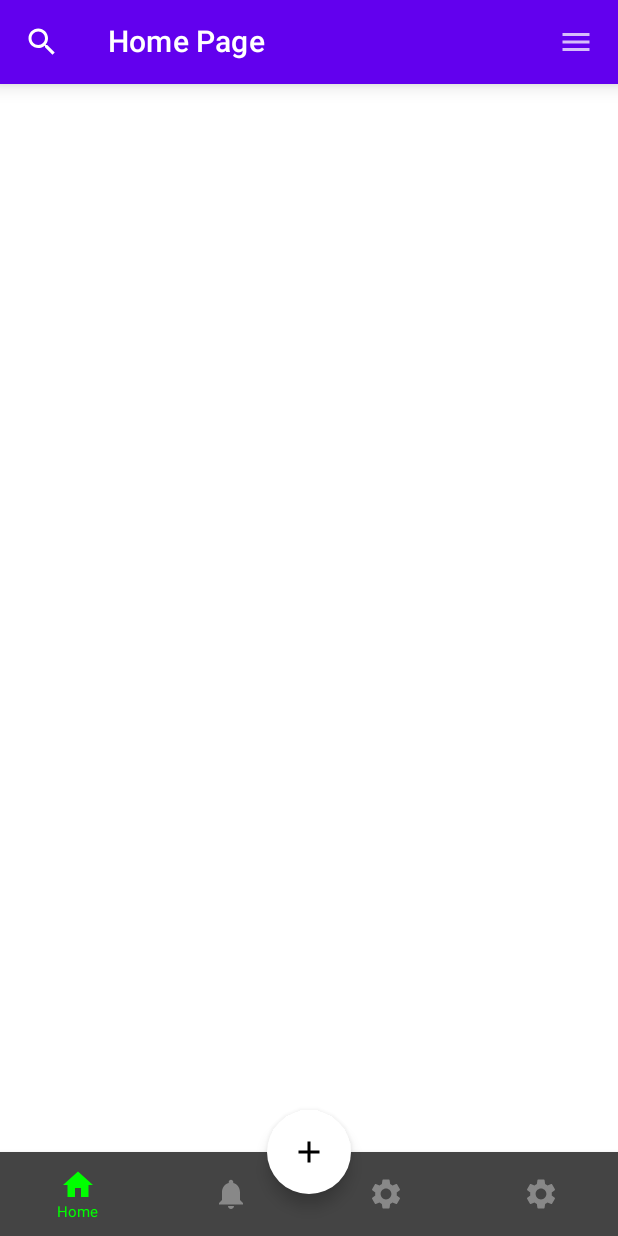
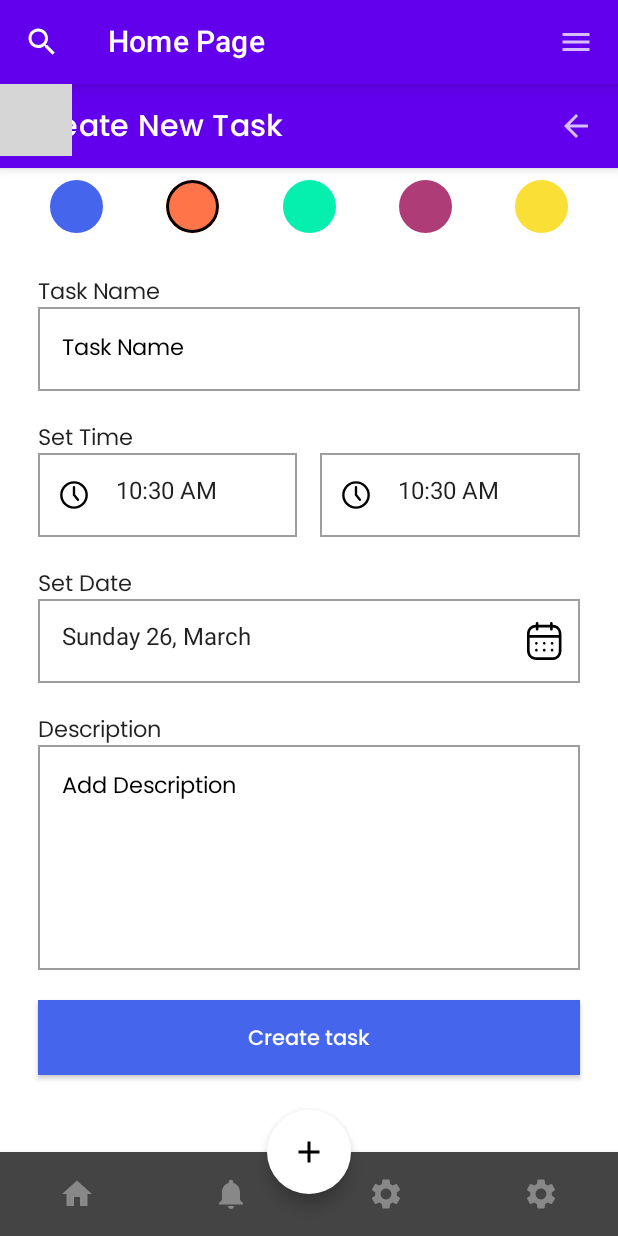
Before and after one commit to arfinhosainn/TaskTune, an Android app built with Jetpack Compose: the screen it shows after launch (MainActivity), on a phone screen of 412 x 824 dp. Run offline under Robolectric (Android 15) with nearby library versions, the phone set to English and light mode, and no system bars; our stand-ins replace Dagger/Hilt's generated code; libraries missing offline, so code that uses them is left out: com.maxkeppeker.sheets, com.maxkeppeler.sheets; 9 statements that could not run were skipped; grey boxes are pictures that could not be loaded.

Commit message:
Add Edit Task Screen Implemented

```diff
--- a/app/src/main/java/com/example/tasktune/MainActivity.kt
+++ b/app/src/main/java/com/example/tasktune/MainActivity.kt
@@ -104,9 +104,7 @@ class MainActivity : ComponentActivity() {
                         Box {
                             FloatingActionButton(
                                 onClick = {
-                                    scope.launch {
-                                        bottomSheetScaffoldState.show()
-                                    }
+                                    navController.navigate(Screens.AddEditTodo.route)
                                 },
                                 backgroundColor = Color.White
                             ) {
--- a/app/src/main/java/com/example/tasktune/data/remote/dto/ToDoDto.kt
+++ b/app/src/main/java/com/example/tasktune/data/remote/dto/ToDoDto.kt
@@ -17,7 +17,7 @@ data class ToDo(
     val color: Int
 ) {
     companion object {
-        val noteColors = listOf(DarkBlue, DarkOrange, DarkPaste, DarkPink, DarkYellow)
+        val todoColors = listOf(DarkBlue, DarkOrange, DarkPaste, DarkPink, DarkYellow)
     }
 }
 
--- a/app/src/main/java/com/example/tasktune/navigation/NavigationGraph.kt
+++ b/app/src/main/java/com/example/tasktune/navigation/NavigationGraph.kt
@@ -7,6 +7,7 @@ import androidx.hilt.navigation.compose.hiltViewModel
 import androidx.navigation.NavHostController
 import androidx.navigation.compose.NavHost
 import androidx.navigation.compose.composable
+import com.example.tasktune.presentation.add_edit_todo.AddEditTodoScreen
 import com.example.tasktune.presentation.auth.SignInScreen
 import com.example.tasktune.presentation.auth.SignUpScreen
 import com.example.tasktune.presentation.calendar.CalendarScreen
@@ -18,7 +19,7 @@ import com.example.tasktune.presentation.profile.ProfileScreen
 @Composable
 fun NavigationGraph(navHostController: NavHostController) {
 
-    NavHost(navController = navHostController, startDestination = Screens.Home.route) {
+    NavHost(navController = navHostController, startDestination = Screens.AddEditTodo.route) {
         composable(route = Screens.SignUpScreen.route) {
             SignUpScreen(navController = navHostController)
 
@@ -41,6 +42,9 @@ fun NavigationGraph(navHostController: NavHostController) {
         composable(route = Screens.Calendar.route) {
             CalendarScreen()
         }
+        composable(route = Screens.AddEditTodo.route) {
+            AddEditTodoScreen(navController = navHostController)
+        }
     }
 
 }
--- a/app/src/main/java/com/example/tasktune/navigation/Screens.kt
+++ b/app/src/main/java/com/example/tasktune/navigation/Screens.kt
@@ -2,6 +2,7 @@ package com.example.tasktune.navigation
 
 sealed class Screens(val route: String) {
     object Home : Screens("home_screen")
+    object AddEditTodo : Screens("add_edit_todo_screen")
     object Profile : Screens("profile_screen")
     object Message : Screens("message_screen")
     object Calendar : Screens("calendar_screen")
--- /dev/null
+++ b/app/src/main/java/com/example/tasktune/presentation/add_edit_todo/AddEditTodoScreen.kt
@@ -0,0 +1,365 @@
+package com.example.tasktune.presentation.add_edit_todo
+
+import androidx.compose.foundation.background
+import androidx.compose.foundation.border
+import androidx.compose.foundation.clickable
+import androidx.compose.foundation.layout.*
+import androidx.compose.foundation.lazy.LazyColumn
+import androidx.compose.foundation.shape.CircleShape
+import androidx.compose.foundation.shape.RoundedCornerShape
+import androidx.compose.material.*
+import androidx.compose.material.icons.Icons
+import androidx.compose.material.icons.filled.ArrowBack
+import androidx.compose.runtime.*
+import androidx.compose.ui.Alignment
+import androidx.compose.ui.Modifier
+import androidx.compose.ui.draw.clip
+import androidx.compose.ui.draw.shadow
+import androidx.compose.ui.graphics.Color
+import androidx.compose.ui.graphics.toArgb
+import androidx.compose.ui.graphics.vector.ImageVector
+import androidx.compose.ui.res.vectorResource
+import androidx.compose.ui.text.TextStyle
+import androidx.compose.ui.text.font.FontWeight
+import androidx.compose.ui.unit.dp
+import androidx.compose.ui.unit.sp
+import androidx.hilt.navigation.compose.hiltViewModel
+import androidx.navigation.NavController
+import com.example.tasktune.R
+import com.example.tasktune.data.remote.dto.ToDo
+import com.example.tasktune.ui.theme.DarkBlue
+import com.example.tasktune.ui.theme.FontPoppins
+import com.maxkeppeker.sheets.core.models.base.rememberSheetState
+import com.maxkeppeler.sheets.calendar.CalendarDialog
+import com.maxkeppeler.sheets.calendar.models.CalendarSelection
+import com.maxkeppeler.sheets.clock.ClockDialog
+import com.maxkeppeler.sheets.clock.models.ClockConfig
+import com.maxkeppeler.sheets.clock.models.ClockSelection
+import kotlinx.coroutines.flow.collectLatest
+import java.time.LocalDate
+import java.time.LocalTime
+import java.time.format.DateTimeFormatter
+
+@Composable
+fun AddEditTodoScreen(
+    viewModel: AddEditToDoViewModel = hiltViewModel(),
+    navController: NavController
+) {
+
+    val scaffoldState = rememberScaffoldState()
+    val calenderState = rememberSheetState()
+    val endClockState = rememberSheetState()
+    val startClockState = rememberSheetState()
+    val pickedDate by viewModel.todoDate
+
+
+    val title = viewModel.todoTitle.value
+    val content = viewModel.todoContent.value
+
+
+    val endTime by remember {
+        derivedStateOf {
+            viewModel.todoEndTime.value.endTime
+        }
+    }
+
+    val startTime by remember {
+        derivedStateOf {
+            viewModel.todoStartTime.value.startTime
+        }
+    }
+
+
+    val formattedStartTime by remember {
+        derivedStateOf {
+            DateTimeFormatter.ofPattern("hh:mm a").format(startTime)
+        }
+    }
+
+
+    val formattedEndTime by remember {
+        derivedStateOf {
+            DateTimeFormatter.ofPattern("hh:mm a").format(endTime)
+        }
+    }
+
+
+    ClockDialog(
+        state = startClockState,
+        selection = ClockSelection.HoursMinutes { hours, minutes ->
+            viewModel.onEvent(
+                AddEdiTodoEvent.ChangeTodoStartTime(
+                    LocalTime.of(
+                        hours,
+                        minutes
+                    )
+                )
+            )
+        },
+        config = ClockConfig(
+            is24HourFormat = false
+        )
+    )
+
+    ClockDialog(
+        state = endClockState,
+        selection = ClockSelection.HoursMinutes { hours, minutes ->
+            viewModel.onEvent(
+                AddEdiTodoEvent.ChangeTodoEndTime(
+                    LocalTime.of(
+                        hours,
+                        minutes
+                    )
+                )
+            )
+        },
+        config = ClockConfig(
+            is24HourFormat = false
+        )
+    )
+
+    val formattedDate by remember {
+        derivedStateOf {
+            DateTimeFormatter.ofPattern(
+                "EEEE d, MMMM"
+            ).format(pickedDate.date)
+        }
+    }
+
+    CalendarDialog(state = calenderState,
+        selection = CalendarSelection.Date { date ->
+            viewModel.onEvent(AddEdiTodoEvent.ChangeTodoDate(date))
+        })
+
+
+    LaunchedEffect(key1 = true) {
+        viewModel.eventFlow.collectLatest { event ->
+            when (event) {
+                AddEditToDoViewModel.UiEvent.SaveTodo -> {
+                    navController.navigateUp()
+                }
+                is AddEditToDoViewModel.UiEvent.ShowSnackbar -> {
+                    scaffoldState.snackbarHostState.showSnackbar(
+                        message = event.message
+                    )
+                }
+
+            }
+        }
+    }
+
+
+    Scaffold(scaffoldState = scaffoldState,
+        topBar = {
+            TopAppBar(
+                title = {
+                    Text(text = "Create New Task", fontFamily = FontPoppins)
+                }, actions = {
+                    IconButton(onClick = { /*TODO*/ }) {
+                        Icon(imageVector = Icons.Default.ArrowBack, contentDescription = "Back")
+                    }
+                }
+            )
+        }
+    ) { paddingValues ->
+
+        Box(modifier = Modifier.fillMaxSize()) {
+            LazyColumn(
+                modifier = Modifier
+                    .fillMaxSize()
+                    .padding(PaddingValues(horizontal = 25.dp)),
+                horizontalAlignment = Alignment.Start,
+                verticalArrangement = Arrangement.spacedBy(20.dp)
+            ) {
+
+                item {
+
+                    Row(
+                        modifier = Modifier
+                            .fillMaxWidth()
+                            .padding(8.dp),
+                        horizontalArrangement = Arrangement.SpaceBetween
+                    ) {
+                        ToDo.todoColors.forEach { color ->
+                            val colorInt = color.toArgb()
+                            Box(
+                                modifier = Modifier
+                                    .size(35.dp)
+                                    .shadow(0.dp, CircleShape)
+                                    .clip(CircleShape)
+                                    .background(color)
+                                    .border(
+                                        width = 2.dp,
+                                        color = if (viewModel.todoColor.value == colorInt) {
+                                            Color.Black
+                                        } else Color.Transparent,
+                                        shape = CircleShape
+                                    )
+                                    .clickable {
+                                        viewModel.onEvent(AddEdiTodoEvent.ChangeColor(colorInt))
+                                    }
+                            )
+                        }
+                    }
+                }
+
+                item {
+                    Text(
+                        text = "Task Name",
+                        style = TextStyle(
+                            fontFamily = FontPoppins,
+                            fontSize = 15.sp
+                        )
+                    )
+                    OutlinedTextField(
+                        modifier = Modifier.fillMaxWidth(), shape = RoundedCornerShape(0.dp),
+                        value = title.text,
+                        onValueChange = {
+                            viewModel.onEvent(AddEdiTodoEvent.EnteredTitle(it))
+                        }, placeholder = {
+                            Text(
+                                text = "Task Name",
+                                style = TextStyle(
+                                    fontFamily = FontPoppins,
+                                    fontSize = 15.sp,
+                                    color = Color.Black
+                                )
+                            )
+                        })
+                }
+
+                item {
+                    Text(
+                        text = "Set Time",
+                        style = TextStyle(
+                            fontFamily = FontPoppins,
+                            fontSize = 15.sp
+                        )
+                    )
+
+                    Row(
+                        modifier = Modifier.fillMaxWidth(),
+                        horizontalArrangement = Arrangement.SpaceBetween
+                    ) {
+                        OutlinedTextField(
+                            modifier = Modifier.weight(4f), shape = RoundedCornerShape(0.dp),
+                            value = formattedStartTime,
+                            onValueChange = { startTime ->
+                                viewModel.onEvent(
+                                    AddEdiTodoEvent.ChangeTodoStartTime(
+                                        LocalTime.parse(startTime)
+                                    )
+                                )
+                            }, leadingIcon = {
+                                IconButton(onClick = { startClockState.show() }) {
+                                    Icon(
+                                        modifier = Modifier.size(25.dp),
+                                        imageVector = ImageVector.vectorResource(id = R.drawable.clock),
+                                        contentDescription = "", tint = Color.Black,
+                                    )
+
+                                }
+                            }, readOnly = true
+                        )
+                        Spacer(modifier = Modifier.width(15.dp))
+
+                        OutlinedTextField(
+                            modifier = Modifier.weight(4f).clickable {
+                                endClockState.show()
+                            }, shape = RoundedCornerShape(0.dp),
+                            value = formattedEndTime,
+                            onValueChange = { endTime ->
+                                viewModel.onEvent(
+                                    AddEdiTodoEvent.ChangeTodoEndTime(
+                                        LocalTime.parse(endTime)
+                                    )
+                                )
+                            }, leadingIcon = {
+                                IconButton(onClick = { endClockState.show() }) {
+                                    Icon(
+                                        modifier = Modifier.size(25.dp),
+                                        imageVector = ImageVector.vectorResource(id = R.drawable.clock),
+                                        contentDescription = "", tint = Color.Black
+                                    )
+                                }
+                            }, readOnly = true
+                        )
+                    }
+                }
+                item {
+                    Text(
+                        text = "Set Date",
+                        style = TextStyle(
+                            fontFamily = FontPoppins,
+                            fontSize = 15.sp
+                        )
+                    )
+                    OutlinedTextField(
+                        modifier = Modifier.fillMaxWidth(), shape = RoundedCornerShape(0.dp),
+                        value = formattedDate,
+                        onValueChange = { date ->
+                            viewModel.onEvent(AddEdiTodoEvent.ChangeTodoDate(LocalDate.parse(date)))
+                        }, readOnly = true, trailingIcon = {
+                            IconButton(onClick = { calenderState.show() }) {
+                                Icon(
+                                    modifier = Modifier.size(25.dp),
+                                    imageVector = ImageVector.vectorResource(id = R.drawable.calendar),
+                                    contentDescription = "Date", tint = Color.Black,
+                                )
+                            }
+                        }
+                    )
+                }
+
+                item {
+                    Text(
+                        text = "Description",
+                        style = TextStyle(
+                            fontFamily = FontPoppins,
+                            fontSize = 15.sp
+                        )
+                    )
+                    OutlinedTextField(
+                        modifier = Modifier
+                            .fillMaxWidth()
+                            .height(150.dp), shape = RoundedCornerShape(0.dp),
+                        value = content.text,
+                        onValueChange = {
+                            viewModel.onEvent(AddEdiTodoEvent.EnteredContent(it))
+                        }, placeholder = {
+                            Text(
+                                text = "Add Description",
+                                style = TextStyle(
+                                    fontFamily = FontPoppins,
+                                    fontSize = 15.sp,
+                                    color = Color.Black
+                                )
+                            )
+                        })
+                }
+
+
+                item {
+                    Button(
+                        modifier = Modifier
+                            .fillMaxWidth()
+                            .height(50.dp)
+                            .align(Alignment.BottomCenter), shape = RoundedCornerShape(0.dp),
+                        onClick = { viewModel.onEvent(AddEdiTodoEvent.SaveTodo) },
+                        colors = ButtonDefaults.buttonColors(
+                            backgroundColor = DarkBlue, contentColor = Color.White
+                        )
+                    ) {
+                        Text(
+                            text = "Create task",
+                            style = TextStyle(
+                                fontFamily = FontPoppins,
+                                fontWeight = FontWeight.Medium
+                            )
+                        )
+                    }
+                }
+            }
+        }
+    }
+}
--- a/app/src/main/java/com/example/tasktune/presentation/add_edit_todo/ToDoTextFieldState.kt
+++ b/app/src/main/java/com/example/tasktune/presentation/add_edit_todo/ToDoTextFieldState.kt
@@ -1,9 +1,15 @@
 package com.example.tasktune.presentation.add_edit_todo
+
+import java.time.LocalDate
+import java.time.LocalDateTime
+import java.time.LocalTime
 
 data class ToDoTextFieldState(
     val text: String = "",
-    val hint: String = "",
     val done: Boolean = false,
-    val isHintVisible: Boolean = true
+    val isHintVisible: Boolean = true,
+    val date: LocalDate = LocalDate.now(),
+    val startTime: LocalTime = LocalTime.now(),
+    val endTime: LocalTime = LocalTime.now()
 
 )
--- a/app/src/main/java/com/example/tasktune/presentation/home/HomeViewModel.kt
+++ b/app/src/main/java/com/example/tasktune/presentation/home/HomeViewModel.kt
@@ -35,7 +35,7 @@ class HomeViewModel @Inject constructor(
                         _homeState.value = HomeState(loading = true)
                     }
                     is Resource.Success -> {
-                        _homeState.value = HomeState(data = result.data?.todos ?: emptyList())
+                        _homeState.value = HomeState(data = result.data ?: emptyList())
                     }
                 }
             }
--- a/app/src/main/java/com/example/tasktune/ui/theme/Color.kt
+++ b/app/src/main/java/com/example/tasktune/ui/theme/Color.kt
@@ -19,7 +19,7 @@ val Outline = Color(0xFF757780)
 
 
 val DarkYellow  = Color(0xFFfadf36)
-val DarkBlue  = Color(0xFF3368fb)
+val DarkBlue  = Color(0xFF4566EC)
 val DarkPink  = Color(0xFFae3c76)
 val DarkPaste  = Color(0xFF05efaf)
 val DarkOrange  = Color(0xFFff7549)
--- /dev/null
+++ b/app/src/main/res/drawable/clock.xml
@@ -0,0 +1,18 @@
+<vector xmlns:android="http://schemas.android.com/apk/res/android"
+    android:width="18dp"
+    android:height="18dp"
+    android:viewportWidth="18"
+    android:viewportHeight="18">
+  <path
+      android:pathData="M9,9m-6,0a6,6 0,1 1,12 0a6,6 0,1 1,-12 0"
+      android:strokeWidth="1.125"
+      android:fillColor="#00000000"
+      android:strokeColor="#090E23"/>
+  <path
+      android:pathData="M9,5.25V8.973C9,8.99 9.006,9.007 9.017,9.021L10.875,11.25"
+      android:strokeLineJoin="round"
+      android:strokeWidth="1.125"
+      android:fillColor="#00000000"
+      android:strokeColor="#090E23"
+      android:strokeLineCap="round"/>
+</vector>
```
Also changed, not shown: app/build.gradle (+9 -1 lines), app/src/main/java/com/example/tasktune/presentation/add_edit_todo/AddEdiTodoEvent.kt (+4 -7 lines), app/src/main/java/com/example/tasktune/presentation/add_edit_todo/AddEditToDoViewModel.kt (+33 -53 lines).
